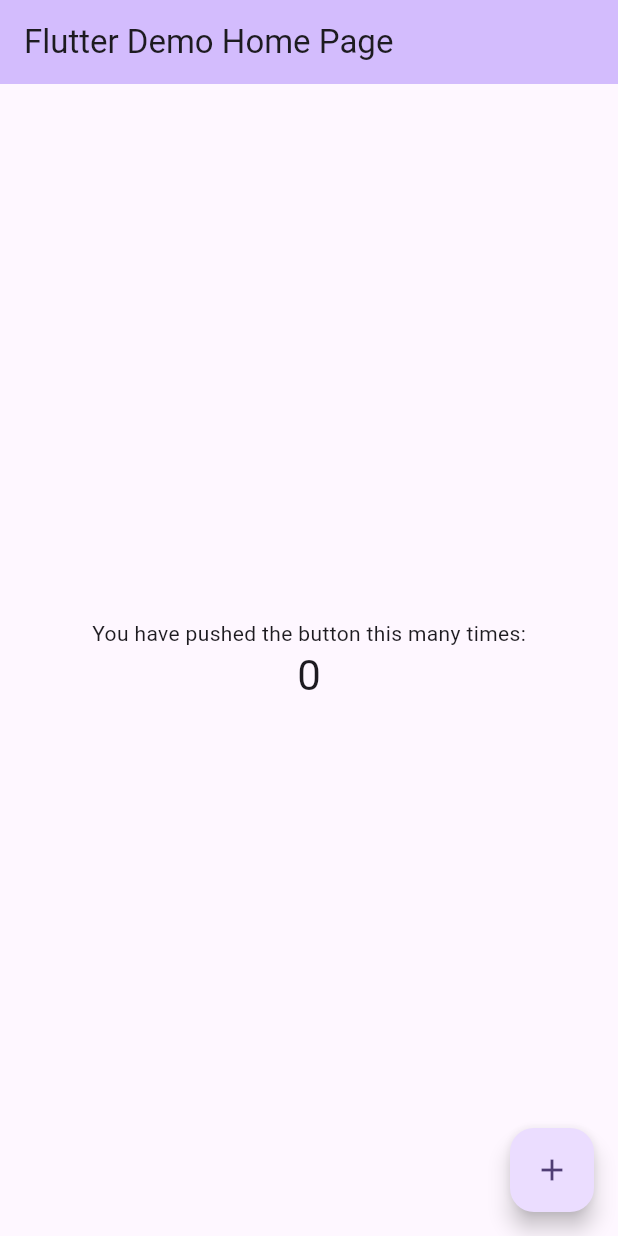
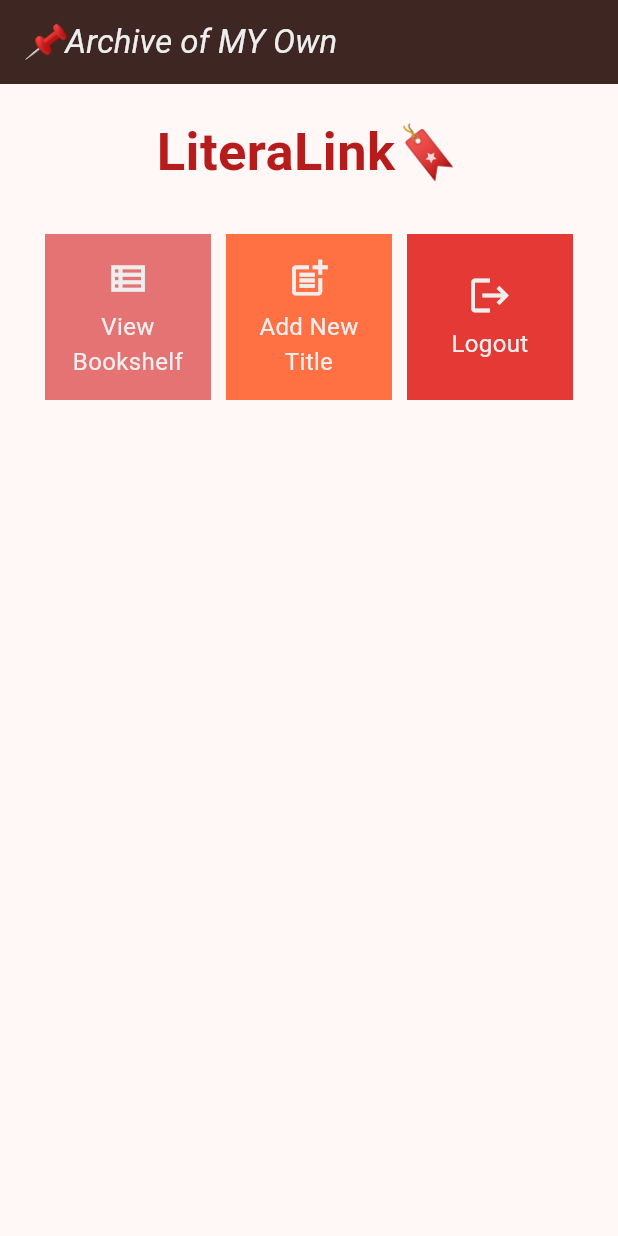
Before and after one commit to vinkakniv/LiteraLink, a Flutter app: the screen it shows after launch, on a phone screen of 412 x 824 dp. Run offline on Flutter 3.47's test engine with Material 2 defaults, Android fonts, the light colour scheme and no system bars; Roboto replaces fonts that are missing (Segoe UI).

Commit message:
Tugas 7 done harusnya

```diff
--- a/lib/main.dart
+++ b/lib/main.dart
@@ -1,4 +1,5 @@
 import 'package:flutter/material.dart';
+import 'package:literalink/menu.dart';
 
 void main() {
   runApp(const MyApp());
@@ -28,98 +29,10 @@
         //
         // This works for code too, not just values: Most code changes can be
         // tested with just a hot reload.
-        colorScheme: ColorScheme.fromSeed(seedColor: Colors.deepPurple),
+        colorScheme: ColorScheme.fromSeed(seedColor: Colors.red.shade900),
         useMaterial3: true,
       ),
-      home: const MyHomePage(title: 'Flutter Demo Home Page'),
+      home: MyHomePage(),
     );
   }
 }
-
-class MyHomePage extends StatefulWidget {
-  const MyHomePage({super.key, required this.title});
-
-  // This widget is the home page of your application. It is stateful, meaning
-  // that it has a State object (defined below) that contains fields that affect
-  // how it looks.
-
-  // This class is the configuration for the state. It holds the values (in this
-  // case the title) provided by the parent (in this case the App widget) and
-  // used by the build method of the State. Fields in a Widget subclass are
-  // always marked "final".
-
-  final String title;
-
-  @override
-  State<MyHomePage> createState() => _MyHomePageState();
-}
-
-class _MyHomePageState extends State<MyHomePage> {
-  int _counter = 0;
-
-  void _incrementCounter() {
-    setState(() {
-      // This call to setState tells the Flutter framework that something has
-      // changed in this State, which causes it to rerun the build method below
-      // so that the display can reflect the updated values. If we changed
-      // _counter without calling setState(), then the build method would not be
-      // called again, and so nothing would appear to happen.
-      _counter++;
-    });
-  }
-
-  @override
-  Widget build(BuildContext context) {
-    // This method is rerun every time setState is called, for instance as done
-    // by the _incrementCounter method above.
-    //
-    // The Flutter framework has been optimized to make rerunning build methods
-    // fast, so that you can just rebuild anything that needs updating rather
-    // than having to individually change instances of widgets.
-    return Scaffold(
-      appBar: AppBar(
-        // TRY THIS: Try changing the color here to a specific color (to
-        // Colors.amber, perhaps?) and trigger a hot reload to see the AppBar
-        // change color while the other colors stay the same.
-        backgroundColor: Theme.of(context).colorScheme.inversePrimary,
-        // Here we take the value from the MyHomePage object that was created by
-        // the App.build method, and use it to set our appbar title.
-        title: Text(widget.title),
-      ),
-      body: Center(
-        // Center is a layout widget. It takes a single child and positions it
-        // in the middle of the parent.
-        child: Column(
-          // Column is also a layout widget. It takes a list of children and
-          // arranges them vertically. By default, it sizes itself to fit its
-          // children horizontally, and tries to be as tall as its parent.
-          //
-          // Column has various properties to control how it sizes itself and
-          // how it positions its children. Here we use mainAxisAlignment to
-          // center the children vertically; the main axis here is the vertical
-          // axis because Columns are vertical (the cross axis would be
-          // horizontal).
-          //
-          // TRY THIS: Invoke "debug painting" (choose the "Toggle Debug Paint"
-          // action in the IDE, or press "p" in the console), to see the
-          // wireframe for each widget.
-          mainAxisAlignment: MainAxisAlignment.center,
-          children: <Widget>[
-            const Text(
-              'You have pushed the button this many times:',
-            ),
-            Text(
-              '$_counter',
-              style: Theme.of(context).textTheme.headlineMedium,
-            ),
-          ],
-        ),
-      ),
-      floatingActionButton: FloatingActionButton(
-        onPressed: _incrementCounter,
-        tooltip: 'Increment',
-        child: const Icon(Icons.add),
-      ), // This trailing comma makes auto-formatting nicer for build methods.
-    );
-  }
-}
--- /dev/null
+++ b/lib/menu.dart
@@ -0,0 +1,128 @@
+import 'package:flutter/material.dart';
+
+class ShopItem {
+  final String name;
+  final IconData icon;
+  final Color color;
+
+  ShopItem(this.name, this.icon, this.color);
+}
+
+class MyHomePage extends StatelessWidget {
+  MyHomePage({Key? key}) : super(key: key);
+
+  final List<ShopItem> items = [
+    ShopItem("View Bookshelf", Icons.view_list_outlined, const Color(0xFFE57373)),
+    ShopItem("Add New Title", Icons.post_add_outlined, const Color(0xFFFf7043)),
+    ShopItem("Logout", Icons.logout, const Color(0xFFE53935)),
+  ];
+
+  // This widget is the home page of your application. It is stateful, meaning
+  // that it has a State object (defined below) that contains fields that affect
+  // how it looks.
+
+  // This class is the configuration for the state. It holds the values (in this
+  // case the title) provided by the parent (in this case the App widget) and
+  // used by the build method of the State. Fields in a Widget subclass are
+  // always marked "final".
+  @override
+  Widget build(BuildContext context) {
+    return Scaffold(
+      appBar: AppBar(
+        backgroundColor: const Color(0xFF3E2723),
+        title: const Text(
+          '📌Archive of MY Own',
+          style: TextStyle(
+            fontStyle: FontStyle.italic, // Set the fontStyle here
+            color:  Color(0xFFEEEEEE),
+              fontFamily: 'Segoe UI'
+          ),
+        ),
+      ),
+      body: SingleChildScrollView(
+        // Widget wrapper yang dapat discroll
+        child: Padding(
+          padding: const EdgeInsets.all(10.0), // Set padding dari halaman
+          child: Column(
+            // Widget untuk menampilkan children secara vertikal
+            children: <Widget>[
+              const Padding(
+                padding: EdgeInsets.only(top: 10.0, bottom: 10.0),
+                // Widget Text untuk menampilkan tulisan dengan alignment center dan style yang sesuai
+                child: Text(
+                  'LiteraLink🔖', // Text yang menandakan toko
+                  textAlign: TextAlign.center,
+                  style: TextStyle(
+                    fontSize: 35,
+                    fontWeight: FontWeight.bold,
+                    color: Color(0xFFB71C1C),
+                      fontFamily: 'Segoe UI'
+                  ),
+                ),
+              ),
+              // Grid layout
+              GridView.count(
+                // Container pada card.
+                primary: true,
+                padding: const EdgeInsets.all(20),
+                crossAxisSpacing: 10,
+                mainAxisSpacing: 10,
+                crossAxisCount: 3,
+                shrinkWrap: true,
+                children: items.map((ShopItem item) {
+                  // Iterasi untuk setiap item
+                  return ShopCard(item);
+                }).toList(),
+              ),
+            ],
+          ),
+        ),
+      ),
+    );
+  }
+}
+
+class ShopCard extends StatelessWidget {
+  final ShopItem item;
+
+  const ShopCard(this.item, {super.key}); // Constructor
+
+  @override
+  Widget build(BuildContext context) {
+    return Material(
+      color: item.color,
+      child: InkWell(
+        // Area responsive terhadap sentuhan
+        onTap: () {
+          // Memunculkan SnackBar ketika diklik
+          ScaffoldMessenger.of(context)
+            ..hideCurrentSnackBar()
+            ..showSnackBar(SnackBar(
+                content: Text("Kamu telah menekan tombol ${item.name}!")));
+        },
+        child: Container(
+          // Container untuk menyimpan Icon dan Text
+          padding: const EdgeInsets.all(8),
+          child: Center(
+            child: Column(
+              mainAxisAlignment: MainAxisAlignment.center,
+              children: [
+                Icon(
+                  item.icon,
+                  color: const Color(0xFFEEEEEE),
+                  size: 30.0,
+                ),
+                const Padding(padding: EdgeInsets.all(3)),
+                Text(
+                  item.name,
+                  textAlign: TextAlign.center,
+                  style: const TextStyle(color: Color(0xFFEEEEEE), fontSize: 16, fontFamily: 'Segoe UI')
+                ),
+              ],
+            ),
+          ),
+        ),
+      ),
+    );
+  }
+}
```
Also changed, not shown: 1 other file.
